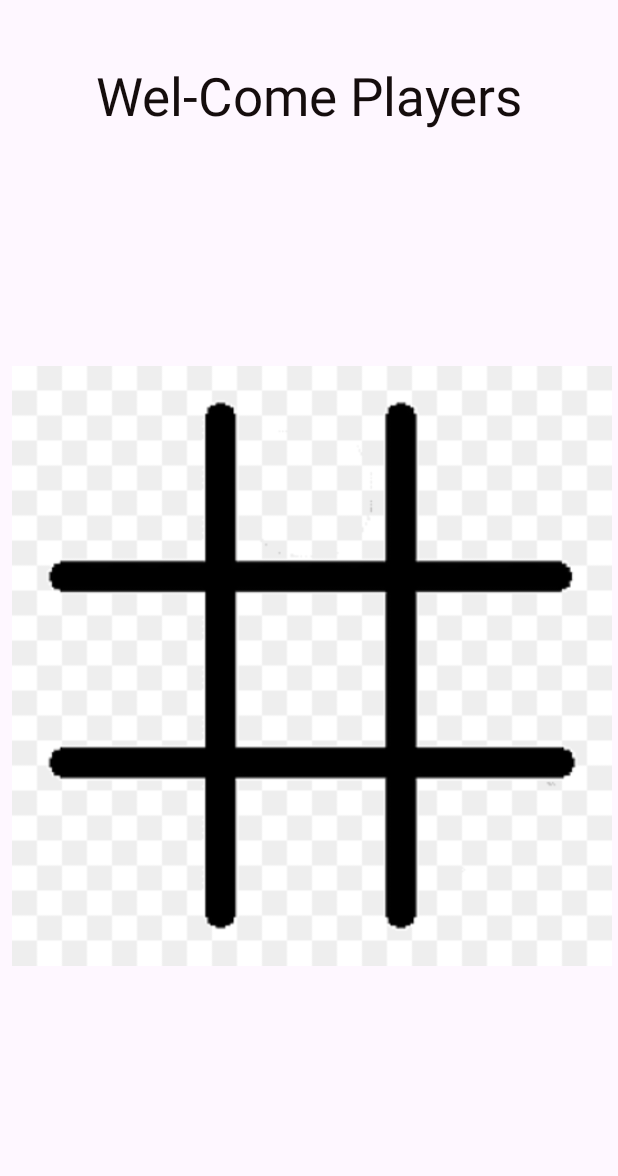
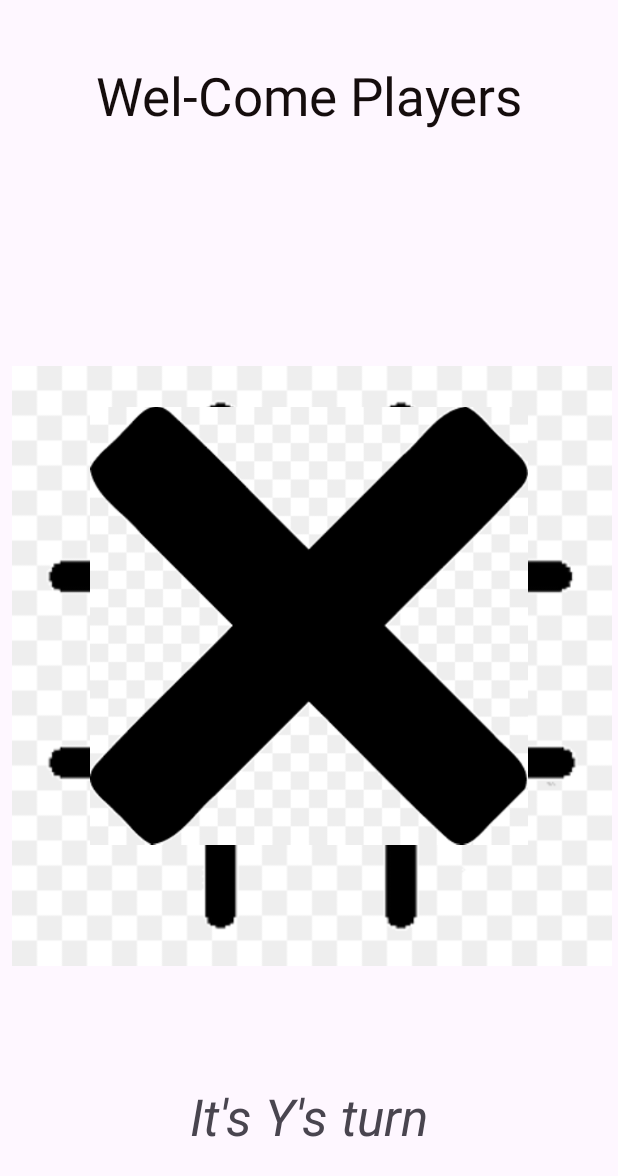
Before and after one commit to rk-3131/Android-Concepts, an Android app: the screen it shows after launch (MainActivity), after a tap on "This is image description", on a phone screen of 412 x 824 dp. Shown: the top 1176 px of the screen. Run offline under Robolectric (Android 15) with nearby library versions, the phone set to English and light mode, and no system bars; Roboto replaces fonts that are not available here.

Commit message:
Tic Tac Toe logic done but image taking much space

```diff
--- a/TicTacToe/app/src/main/java/com/example/tictactoe/MainActivity.java
+++ b/TicTacToe/app/src/main/java/com/example/tictactoe/MainActivity.java
@@ -2,19 +2,103 @@ package com.example.tictactoe;
 
 import androidx.appcompat.app.AppCompatActivity;
 
+import android.media.Image;
 import android.os.Bundle;
 import android.view.View;
+import android.widget.ImageView;
+import android.widget.TextView;
 import android.widget.Toast;
+
+import java.util.Arrays;
 
 public class MainActivity extends AppCompatActivity {
 
-    public void onTap(View view){
-        Toast.makeText(this, "Touched", Toast.LENGTH_SHORT).show();
-    }
+//    Player and their numbers
+//    X -> 0
+//    O -> 1
+
+    int activePlayer = 0;
+
+    boolean activeGame = true;
+
+//    Winning Positions
+    int [][] winningPositions = {
+        {0,1,2}, {3,4,5}, {6,7,8},
+        {0,3,6}, {1,4,7}, {2,5,8},
+        {0,4,8}, {2,4,6}
+};
+    int [] gameState = {2,2,2,2,2,2,2,2,2};
+//    2 -> empty
+//    0 -> X filled
+//    1 -> O filled
+
+    TextView status;
+
+
 
     @Override
     protected void onCreate(Bundle savedInstanceState) {
         super.onCreate(savedInstanceState);
         setContentView(R.layout.activity_main);
+        status = findViewById(R.id.statusText);
+        status.setText("It's X's turn");
+    }
+    public void onTap(View view){
+        ImageView img = (ImageView) view;
+        int imageNumber = Integer.parseInt(img.getTag().toString());
+
+        if (!activeGame){
+            resetGame(view);
+        }
+        if (gameState[imageNumber] == 2){
+
+            if (activePlayer == 0){
+                img.setImageResource(R.drawable.tictacx);
+                activePlayer = 1;
+                gameState[imageNumber] = 0;
+                status = findViewById(R.id.statusText);
+                status.setText("It's Y's turn");
+            }else{
+                img.setImageResource(R.drawable.tictaco);
+                activePlayer = 0;
+                gameState[imageNumber] = 1;
+                status = findViewById(R.id.statusText);
+                status.setText("It's X's turn");
+            }
+
+        }
+
+//        Check for the winning game
+        for (int [] winPos : winningPositions){
+            if (gameState[winPos[0]] != 2 && gameState[winPos[0]] == gameState[winPos[1]] && gameState[winPos[1]] == gameState[winPos[2]]){
+                activeGame= false;
+            }
+            activeGame = true;
+            activePlayer = 0;
+        }
+    }
+
+    public void resetGame(View view){
+        Arrays.fill(gameState, 2);
+
+        activeGame = true;
+        ImageView i0 = findViewById(R.id.imageView0);
+        i0.setImageResource(0);
+        ImageView i1 = findViewById(R.id.imageView1);
+        i1.setImageResource(0);
+        ImageView i2 = findViewById(R.id.imageView2);
+        i2.setImageResource(0);
+        ImageView i3 = findViewById(R.id.imageView3);
+        i3.setImageResource(0);
+        ImageView i4 = findViewById(R.id.imageView4);
+        i4.setImageResource(0);
+        ImageView i5 = findViewById(R.id.imageView5);
+        i5.setImageResource(0);
+        ImageView i6 = findViewById(R.id.imageView6);
+        i6.setImageResource(0);
+        ImageView i7 = findViewById(R.id.imageView7);
+        i7.setImageResource(0);
+        ImageView i8 = findViewById(R.id.imageView8);
+        i8.setImageResource(0);
     }
 }
--- a/TicTacToe/app/src/main/res/layout/activity_main.xml
+++ b/TicTacToe/app/src/main/res/layout/activity_main.xml
@@ -35,7 +35,20 @@
         app:layout_constraintVertical_bias="0.168"
         app:srcCompat="@drawable/tictacbg" />
 
+    <TextView
+        android:id="@+id/statusText"
+        android:layout_width="wrap_content"
+        android:layout_height="wrap_content"
+        android:text="TextView"
+        android:textSize="34sp"
+        android:textStyle="italic"
+        app:layout_constraintBottom_toBottomOf="parent"
+        app:layout_constraintEnd_toEndOf="parent"
+        app:layout_constraintStart_toStartOf="parent"
+        app:layout_constraintTop_toBottomOf="@+id/linearLayout" />
+
     <LinearLayout
+        android:id="@+id/linearLayout"
         android:layout_width="match_parent"
         android:layout_height="0dp"
         android:layout_marginStart="60dp"
@@ -55,13 +68,39 @@
             android:orientation="horizontal">
 
             <ImageView
+                android:id="@+id/imageView0"
+                android:layout_width="wrap_content"
+                android:layout_height="match_parent"
+                android:layout_weight="1"
+                android:contentDescription="@string/img_desc"
+                android:onClick="onTap"
+                android:tag="0" />
+
+            <ImageView
+                android:id="@+id/imageView1"
+                android:layout_width="wrap_content"
+                android:layout_height="match_parent"
+                android:layout_weight="1"
+                android:contentDescription="@string/img_desc"
+                android:onClick="onTap"
+                android:tag="1" />
+
+            <ImageView
                 android:id="@+id/imageView2"
                 android:layout_width="wrap_content"
                 android:layout_height="match_parent"
                 android:layout_weight="1"
                 android:contentDescription="@string/img_desc"
                 android:onClick="onTap"
-                android:tag="i0" />
+                android:tag="2" />
+
+        </LinearLayout>
+
+        <LinearLayout
+            android:layout_width="match_parent"
+            android:layout_height="wrap_content"
+            android:layout_weight="1"
+            android:orientation="horizontal">
 
             <ImageView
                 android:id="@+id/imageView3"
@@ -70,7 +109,7 @@
                 android:layout_weight="1"
                 android:contentDescription="@string/img_desc"
                 android:onClick="onTap"
-                android:tag="i1" />
+                android:tag="3" />
 
             <ImageView
                 android:id="@+id/imageView4"
@@ -79,8 +118,16 @@
                 android:layout_weight="1"
                 android:contentDescription="@string/img_desc"
                 android:onClick="onTap"
-                android:tag="i2" />
+                android:tag="4" />
 
+            <ImageView
+                android:id="@+id/imageView5"
+                android:layout_width="wrap_content"
+                android:layout_height="match_parent"
+                android:layout_weight="1"
+                android:contentDescription="@string/img_desc"
+                android:onClick="onTap"
+                android:tag="5" />
         </LinearLayout>
 
         <LinearLayout
@@ -96,7 +143,7 @@
                 android:layout_weight="1"
                 android:contentDescription="@string/img_desc"
                 android:onClick="onTap"
-                android:tag="i3" />
+                android:tag="6" />
 
             <ImageView
                 android:id="@+id/imageView7"
@@ -105,7 +152,7 @@
                 android:layout_weight="1"
                 android:contentDescription="@string/img_desc"
                 android:onClick="onTap"
-                android:tag="i4" />
+                android:tag="7" />
 
             <ImageView
                 android:id="@+id/imageView8"
@@ -114,41 +161,7 @@
                 android:layout_weight="1"
                 android:contentDescription="@string/img_desc"
                 android:onClick="onTap"
-                android:tag="i5" />
-        </LinearLayout>
-
-        <LinearLayout
-            android:layout_width="match_parent"
-            android:layout_height="wrap_content"
-            android:layout_weight="1"
-            android:orientation="horizontal">
-
-            <ImageView
-                android:id="@+id/imageView9"
-                android:layout_width="wrap_content"
-                android:layout_height="match_parent"
-                android:layout_weight="1"
-                android:contentDescription="@string/img_desc"
-                android:onClick="onTap"
-                android:tag="i6" />
-
-            <ImageView
-                android:id="@+id/imageView10"
-                android:layout_width="wrap_content"
-                android:layout_height="match_parent"
-                android:layout_weight="1"
-                android:contentDescription="@string/img_desc"
-                android:onClick="onTap"
-                android:tag="i7" />
-
-            <ImageView
-                android:id="@+id/imageView11"
-                android:layout_width="wrap_content"
-                android:layout_height="match_parent"
-                android:layout_weight="1"
-                android:contentDescription="@string/img_desc"
-                android:onClick="onTap"
-                android:tag="i8" />
+                android:tag="8" />
         </LinearLayout>
     </LinearLayout>
 
```
